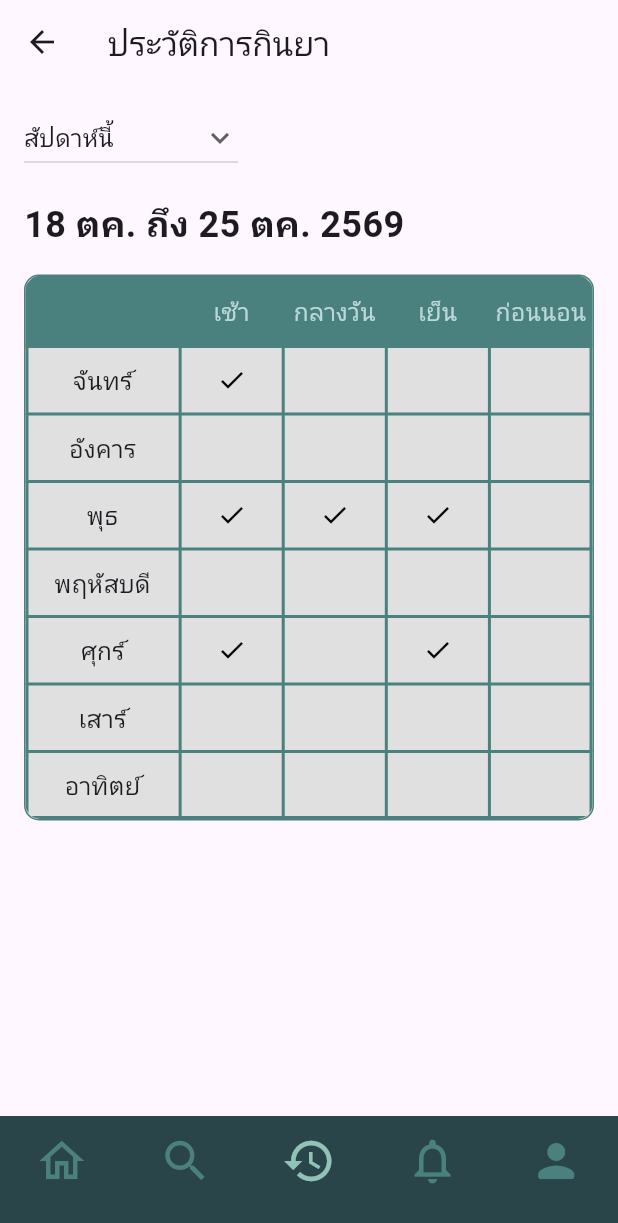
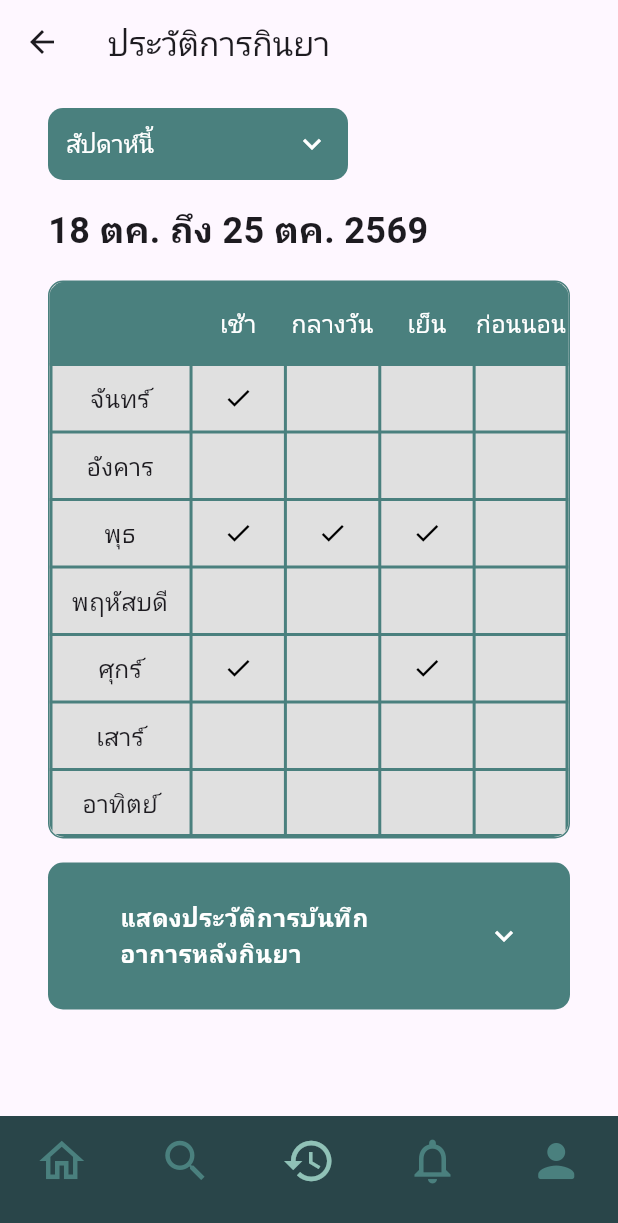
Before and after one commit to ST2415/medisync, a Flutter app: the screen it shows after launch, item 3 of the bottom bar chosen, on a phone screen of 412 x 824 dp. Shown: the top 1223 px of the screen. Run offline on Flutter 3.47's test engine with Material 3 defaults, Android fonts, the light colour scheme and no system bars; Roboto replaces fonts that are missing (Kanit).

Commit message:
Add note's card and style dropdown menu

```diff
--- a/lib/pages/history_table_list_page.dart
+++ b/lib/pages/history_table_list_page.dart
@@ -54,15 +54,30 @@ class _HistoryTableListPageState extends State<HistoryTableListPage> {
       ),
         body: SingleChildScrollView(
           child: Padding(
-            //กำหนด Margin ครอบทั้งหน้าจอ (ซ้าย-ขวา 16.0)
-            padding: const EdgeInsets.symmetric(horizontal: 16.0, vertical: 12.0),
+            //กำหนด Margin ครอบทั้งหน้าจอ (ซ้าย-ขวา 32.0)
+            padding: const EdgeInsets.symmetric(horizontal: 32.0, vertical: 16.0),
             child: Column(
               crossAxisAlignment: CrossAxisAlignment.start,
               children: [
                 // ปุ่ม Dropdown เลือกสัปดาห์
-                DropdownButton<String>(
+                Container(
+                  width: 200,
+                  padding: const EdgeInsets.symmetric(horizontal: 12.0),
+                  decoration: BoxDecoration(
+                    color: const Color(0xFF4A807E),
+                    borderRadius: BorderRadius.circular(10.0),
+                  ),
+                  child: DropdownButtonHideUnderline(
+                    child: DropdownButton<String>(
                       value: dropdownvalue,
-                  icon: const Icon(Icons.keyboard_arrow_down),
+                      icon: const Icon(Icons.keyboard_arrow_down, color: Colors.white),
+                      isExpanded: true, // 💡 สั่งให้เนื้อหาและไอคอนลูกศรกางขยายเต็มพื้นที่ Container
+                      dropdownColor: Color(0xFF4A807E),
+                      style: const TextStyle(
+                        color: Colors.white, // เปลี่ยนสีตัวหนังสือตามต้องการ
+                        fontSize: 16,
+                        fontWeight: FontWeight.w500,
+                      ),
                       items: items.map((String value) {
                         return DropdownMenuItem<String>(value: value, child: Text(value));
                       }).toList(),
@@ -71,6 +86,8 @@ class _HistoryTableListPageState extends State<HistoryTableListPage> {
                           dropdownvalue = newValue!;
                         });
                       },
+                    ),
+                  ),
                 ),
 
             SizedBox(height: 16),
@@ -106,8 +123,11 @@ class _HistoryTableListPageState extends State<HistoryTableListPage> {
                     ),
                   ),
                 ),
+
+                _buildHistorySymptomCard(),
               ],
             ),
+
           ),
         ),
 
@@ -172,11 +192,11 @@ class _HistoryTableListPageState extends State<HistoryTableListPage> {
       decoration: const BoxDecoration(color: Color(0xFF4A807E)),
       children: [' ', 'เช้า', 'กลางวัน', 'เย็น', 'ก่อนนอน'].map((text) {
         return Padding(
-          padding: const EdgeInsets.symmetric(vertical: 12.0),
+          padding: const EdgeInsets.symmetric(vertical: 16.0),
           child: Text(
             text,
             textAlign: TextAlign.center,
-            style: const TextStyle(color: Color(0xFFBBD7DA), fontSize: 16
+            style: const TextStyle(color: Colors.white, fontSize: 16
             ),
           ),
         );
@@ -221,4 +241,60 @@ class _HistoryTableListPageState extends State<HistoryTableListPage> {
       ),
     );
   }
+
+  Widget _buildHistorySymptomCard() {
+    return Padding(
+      padding: const EdgeInsets.symmetric(vertical: 16),
+      child: Container(
+        decoration: BoxDecoration(
+            color: const Color(0xFF4A807E),
+            borderRadius: BorderRadius.circular(10),
+        ),
+        child: ClipRRect(
+          borderRadius: BorderRadius.circular(10),
+          child: Theme(
+              data: Theme.of(context).copyWith(dividerColor: Colors.transparent),
+              child: ExpansionTile(
+                collapsedBackgroundColor: Colors.transparent,
+                backgroundColor: Colors.transparent,
+                iconColor: Colors.white,
+                collapsedIconColor: Colors.white,
+                tilePadding: const EdgeInsets.symmetric(horizontal: 32.0),
+                title: Container(
+                  width: double.infinity,
+                  padding: const EdgeInsets.all(16.0),
+                  color: const Color(0xFF4A807E),
+                  child: const Text(
+                    "แสดงประวัติการบันทึกอาการหลังกินยา",
+                    style: TextStyle(color: Colors.white, fontSize: 16, fontWeight: FontWeight.bold),
+                  ),
+                ),
+
+                children: [
+                  Container(
+                    width: double.infinity,
+                    padding: const EdgeInsets.all(16.0),
+                    color: const Color(0xFFBBD7DA),
+                    child: const Column(
+                      crossAxisAlignment: CrossAxisAlignment.start,
+                      children: [
+                        Text(
+                          "18/10-2569 ณ เวลา 18:10:12 น.",
+                          style: TextStyle(fontWeight: FontWeight.bold, fontSize: 16),
+                        ),
+                        SizedBox(height: 8),
+                        Text(
+                            "บันทึกอาการ: มึนหัว",
+                            style: TextStyle(fontWeight: FontWeight.w500, fontSize: 16),
+                        ),
+                      ],
+                    ),
+                  ),
+                ],
+              ),
+            ),
+          ),
+        ),
+    );
   }
+}
```
Lines whose indentation alone changed are shown as unchanged.
